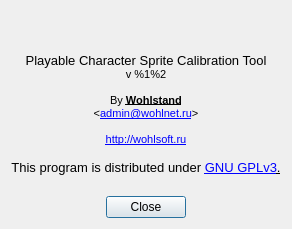
The window that PlayableCalibrator/about/about.ui (WohlSoft/Moondust-Project) describes before a commit, drawn with Qt 5.
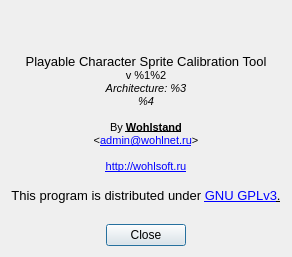
The same window after the commit. Icons and pictures are not drawn.

Commit message: Editor,Engine,Calibrator: Also show GIT branch In about dialog, debug log, or `--version`, show also the branch. It's planned to deploy stable and laboratory builds from off separated branches to make updates producing to be easier work.

```diff
--- a/PlayableCalibrator/about/about.ui
+++ b/PlayableCalibrator/about/about.ui
@@ -7,7 +7,7 @@
     <x>0</x>
     <y>0</y>
     <width>288</width>
-    <height>229</height>
+    <height>257</height>
    </rect>
   </property>
   <property name="contextMenuPolicy">
@@ -33,16 +33,18 @@
       <string>&lt;!DOCTYPE HTML PUBLIC &quot;-//W3C//DTD HTML 4.0//EN&quot; &quot;http://www.w3.org/TR/REC-html40/strict.dtd&quot;&gt;
 &lt;html&gt;&lt;head&gt;&lt;meta name=&quot;qrichtext&quot; content=&quot;1&quot; /&gt;&lt;style type=&quot;text/css&quot;&gt;
 p, li { white-space: pre-wrap; }
-&lt;/style&gt;&lt;/head&gt;&lt;body style=&quot; font-family:'Sans Serif'; font-size:9pt; font-weight:400; font-style:normal;&quot;&gt;
+&lt;/style&gt;&lt;/head&gt;&lt;body style=&quot; font-family:'Sans'; font-size:10pt; font-weight:400; font-style:normal;&quot;&gt;
 &lt;p align=&quot;center&quot; style=&quot; margin-top:0px; margin-bottom:0px; margin-left:0px; margin-right:0px; -qt-block-indent:0; text-indent:0px;&quot;&gt;&lt;img src=&quot;:/images/Icon48.png&quot; /&gt;&lt;/p&gt;
 &lt;p align=&quot;center&quot; style=&quot;-qt-paragraph-type:empty; margin-top:0px; margin-bottom:0px; margin-left:0px; margin-right:0px; -qt-block-indent:0; text-indent:0px; font-family:'Liberation Sans'; font-size:8.25pt;&quot;&gt;&lt;br /&gt;&lt;/p&gt;
-&lt;p align=&quot;center&quot; style=&quot; margin-top:0px; margin-bottom:0px; margin-left:0px; margin-right:0px; -qt-block-indent:0; text-indent:0px;&quot;&gt;&lt;span style=&quot; font-family:'Liberation Sans'; font-size:10pt;&quot;&gt;Playable Character Sprite Calibration Tool&lt;/span&gt;&lt;/p&gt;
+&lt;p align=&quot;center&quot; style=&quot; margin-top:0px; margin-bottom:0px; margin-left:0px; margin-right:0px; -qt-block-indent:0; text-indent:0px;&quot;&gt;&lt;span style=&quot; font-family:'Liberation Sans';&quot;&gt;Playable Character Sprite Calibration Tool&lt;/span&gt;&lt;/p&gt;
 &lt;p align=&quot;center&quot; style=&quot; margin-top:0px; margin-bottom:0px; margin-left:0px; margin-right:0px; -qt-block-indent:0; text-indent:0px;&quot;&gt;&lt;span style=&quot; font-family:'Liberation Sans'; font-size:8pt;&quot;&gt;v %1%2&lt;/span&gt;&lt;/p&gt;
+&lt;p align=&quot;center&quot; style=&quot; margin-top:0px; margin-bottom:0px; margin-left:0px; margin-right:0px; -qt-block-indent:0; text-indent:0px;&quot;&gt;&lt;span style=&quot; font-family:'Liberation Sans'; font-size:8pt; font-style:italic;&quot;&gt;Architecture: %3&lt;/span&gt;&lt;/p&gt;
+&lt;p align=&quot;center&quot; style=&quot; margin-top:0px; margin-bottom:0px; margin-left:0px; margin-right:0px; -qt-block-indent:0; text-indent:0px;&quot;&gt;&lt;span style=&quot; font-family:'Liberation Sans'; font-size:8pt; font-style:italic;&quot;&gt;%4&lt;/span&gt;&lt;/p&gt;
 &lt;p align=&quot;center&quot; style=&quot;-qt-paragraph-type:empty; margin-top:0px; margin-bottom:0px; margin-left:0px; margin-right:0px; -qt-block-indent:0; text-indent:0px; font-family:'Liberation Sans'; font-size:8pt;&quot;&gt;&lt;br /&gt;&lt;/p&gt;
 &lt;p align=&quot;center&quot; style=&quot; margin-top:0px; margin-bottom:0px; margin-left:0px; margin-right:0px; -qt-block-indent:0; text-indent:0px;&quot;&gt;&lt;span style=&quot; font-family:'Liberation Sans'; font-size:8pt;&quot;&gt;By &lt;/span&gt;&lt;span style=&quot; font-family:'Liberation Sans'; font-size:8pt; font-weight:600; text-decoration: underline;&quot;&gt;Wohlstand&lt;br /&gt;&lt;/span&gt;&lt;span style=&quot; font-family:'Liberation Sans'; font-size:8pt;&quot;&gt;&amp;lt;&lt;/span&gt;&lt;a href=&quot;mailto:admin@wohlnet.ru&quot;&gt;&lt;span style=&quot; font-family:'Liberation Sans'; font-size:8pt; text-decoration: underline; color:#0000ff;&quot;&gt;admin@wohlnet.ru&lt;/span&gt;&lt;/a&gt;&lt;span style=&quot; font-family:'Liberation Sans'; font-size:8pt;&quot;&gt;&amp;gt;&lt;/span&gt;&lt;/p&gt;
 &lt;p align=&quot;center&quot; style=&quot;-qt-paragraph-type:empty; margin-top:0px; margin-bottom:0px; margin-left:0px; margin-right:0px; -qt-block-indent:0; text-indent:0px; font-family:'Liberation Sans'; font-size:8pt;&quot;&gt;&lt;br /&gt;&lt;/p&gt;
 &lt;p align=&quot;center&quot; style=&quot; margin-top:0px; margin-bottom:0px; margin-left:0px; margin-right:0px; -qt-block-indent:0; text-indent:0px;&quot;&gt;&lt;a href=&quot;http://wohlsoft.ru&quot;&gt;&lt;span style=&quot; font-family:'Liberation Sans'; font-size:8pt; text-decoration: underline; color:#0000ff;&quot;&gt;http://wohlsoft.ru&lt;/span&gt;&lt;/a&gt;&lt;span style=&quot; font-family:'Liberation Sans'; font-size:8pt;&quot;&gt;&lt;br /&gt;&lt;/span&gt;&lt;/p&gt;
-&lt;p align=&quot;center&quot; style=&quot; margin-top:0px; margin-bottom:0px; margin-left:0px; margin-right:0px; -qt-block-indent:0; text-indent:0px;&quot;&gt;&lt;span style=&quot; font-family:'Liberation Sans'; font-size:10pt;&quot;&gt;This program is distributed under &lt;/span&gt;&lt;a href=&quot;http://www.gnu.org/licenses/gpl.html&quot;&gt;&lt;span style=&quot; font-family:'Liberation Sans'; font-size:10pt; text-decoration: underline; color:#0000ff;&quot;&gt;GNU GPLv3&lt;/span&gt;&lt;/a&gt;&lt;span style=&quot; font-family:'Liberation Sans'; font-size:10pt; text-decoration: underline;&quot;&gt;.&lt;/span&gt;&lt;/p&gt;&lt;/body&gt;&lt;/html&gt;</string>
+&lt;p align=&quot;center&quot; style=&quot; margin-top:0px; margin-bottom:0px; margin-left:0px; margin-right:0px; -qt-block-indent:0; text-indent:0px;&quot;&gt;&lt;span style=&quot; font-family:'Liberation Sans';&quot;&gt;This program is distributed under &lt;/span&gt;&lt;a href=&quot;http://www.gnu.org/licenses/gpl.html&quot;&gt;&lt;span style=&quot; font-family:'Liberation Sans'; text-decoration: underline; color:#0000ff;&quot;&gt;GNU GPLv3&lt;/span&gt;&lt;/a&gt;&lt;span style=&quot; font-family:'Liberation Sans'; text-decoration: underline;&quot;&gt;.&lt;/span&gt;&lt;/p&gt;&lt;/body&gt;&lt;/html&gt;</string>
      </property>
      <property name="alignment">
       <set>Qt::AlignCenter</set>
```
The commit also changes 10 other files.
